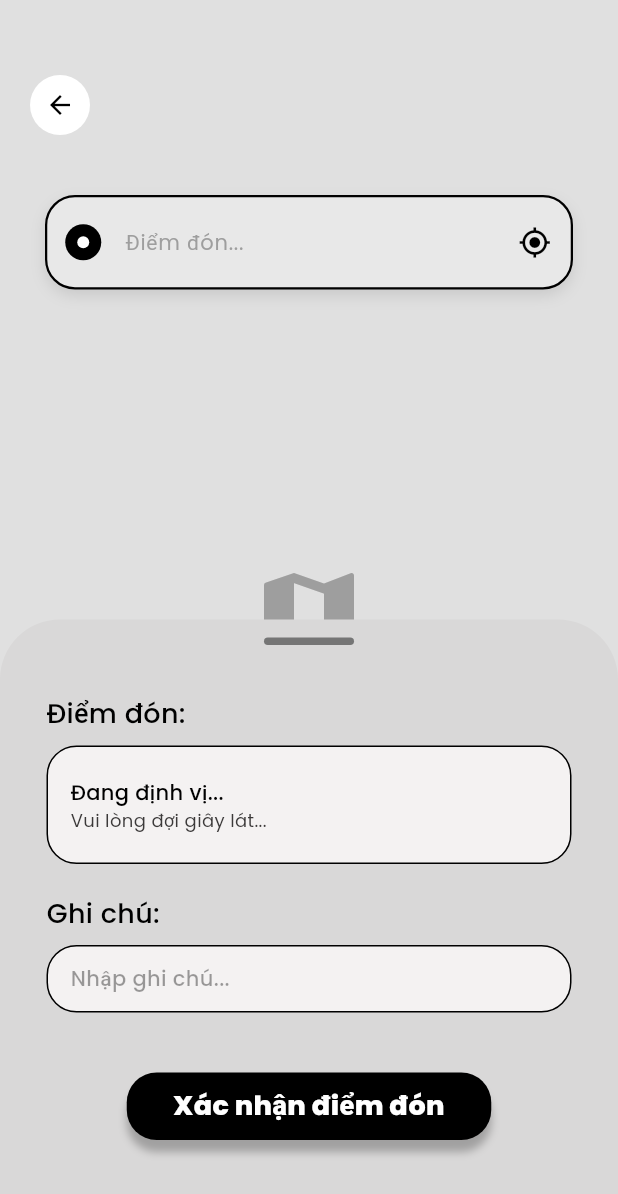
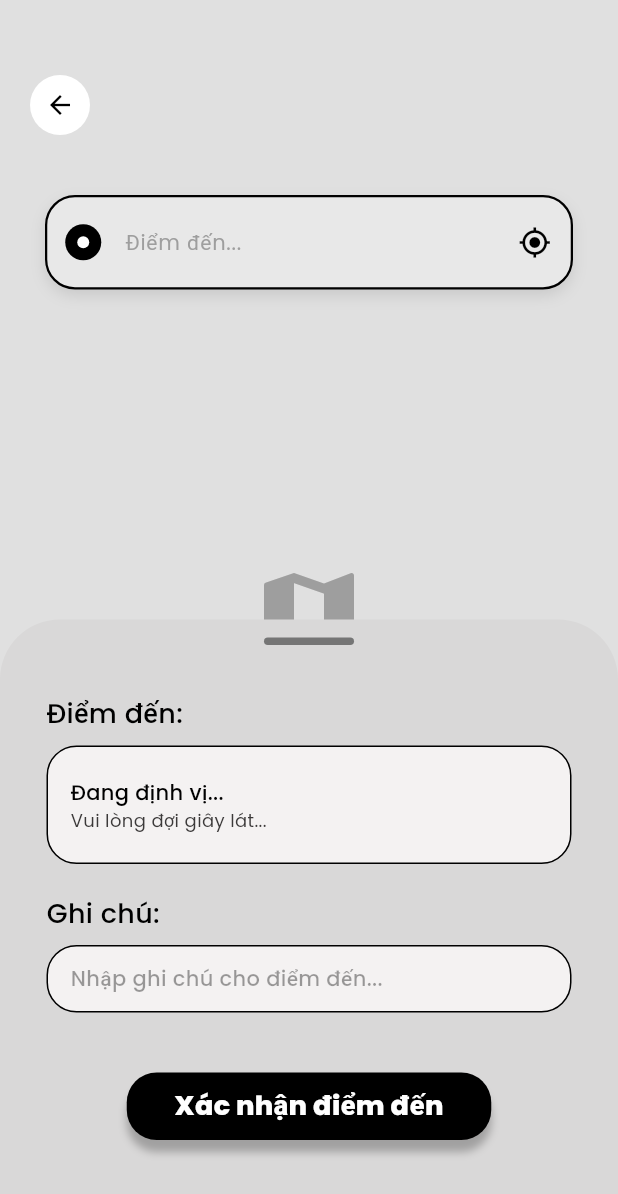
Before and after one commit to nguyentrungchihao8809/fontend-Dhay, a Flutter app: the screen it shows after launch, on a phone screen of 412 x 824 dp. Shown: the top 1194 px of the screen. Run offline on Flutter 3.47's test engine with Material 3 defaults, Android fonts, the phone set to English and light mode, and no system bars; our stand-ins replace dartz, dio, equatable, firebase_core, firebase_messaging, flutter_bloc and 3 more; accounts and stored records are empty.

Commit message:
destination_lct

```diff
--- /dev/null
+++ b/lib/features/destination_lct/data/datasources/destination_remote_datasource.dart
@@ -0,0 +1,26 @@
+// lib/features/destination_lct/data/datasources/destination_remote_datasource.dart
+import '../../../../core/errors/exceptions.dart';
+import '../models/location_model.dart';
+
+abstract class DestinationRemoteDataSource {
+  Future<LocationModel> getAddressFromCoords(double lat, double lng);
+}
+
+class DestinationRemoteDataSourceImpl implements DestinationRemoteDataSource {
+  @override
+  Future<LocationModel> getAddressFromCoords(double lat, double lng) async {
+    try {
+      // Giả lập lấy dữ liệu cho điểm đến
+      await Future.delayed(const Duration(seconds: 1));
+
+      // Bạn có thể đổi địa chỉ giả lập khác để phân biệt với điểm đón
+      return const LocationModel(
+        name: "Bitexco Financial Tower",
+        address: "2 Hải Triều, Bến Nghé, Quận 1, TP.HCM",
+      );
+    } catch (e) {
+      // Giữ nguyên logic xử lý lỗi của bạn
+      throw ServerException(message: "Không thể lấy địa chỉ điểm đến từ bản đồ");
+    }
+  }
+}
--- /dev/null
+++ b/lib/features/destination_lct/data/models/location_model.dart
@@ -0,0 +1,23 @@
+import '../../domain/entities/location_entity.dart';
+
+class LocationModel extends LocationEntity {
+  const LocationModel({
+    required super.name,
+    required super.address,
+  });
+
+  factory LocationModel.fromJson(Map<String, dynamic> json) {
+    return LocationModel(
+      name: json['name'] ?? '',
+      address: json['address'] ?? '',
+    );
+  }
+
+  // Bạn có thể thêm hàm toJson nếu sau này cần gửi dữ liệu lên Server
+  Map<String, dynamic> toJson() {
+    return {
+      'name': name,
+      'address': address,
+    };
+  }
+}
--- /dev/null
+++ b/lib/features/destination_lct/data/repositories/destination_repository_impl.dart
@@ -0,0 +1,27 @@
+import 'package:dartz/dartz.dart';
+import '../../../../core/errors/exceptions.dart';
+import '../../../../core/errors/failures.dart';
+import '../../domain/entities/location_entity.dart';
+import '../../domain/repositories/destination_repository.dart';
+import '../datasources/destination_remote_datasource.dart';
+
+// Đã đổi tên từ PickupRepositoryImpl thành DestinationRepositoryImpl
+class DestinationRepositoryImpl implements DestinationRepository {
+  final DestinationRemoteDataSource remoteDataSource;
+
+  DestinationRepositoryImpl({required this.remoteDataSource});
+
+  @override
+  Future<Either<Failure, LocationEntity>> getAddressFromCoords(double lat, double lng) async {
+    try {
+      // Gọi đến DestinationRemoteDataSource
+      final remoteLocation = await remoteDataSource.getAddressFromCoords(lat, lng);
+      return Right(remoteLocation);
+    } on ServerException catch (e) {
+      // Trả về ServerFailure cho điểm đến
+      return Left(ServerFailure(e.message ?? "Lỗi kết nối Server khi lấy địa chỉ đến"));
+    } catch (e) {
+      return Left(ServerFailure("Lỗi phát sinh không xác định tại điểm đến"));
+    }
+  }
+}
--- /dev/null
+++ b/lib/features/destination_lct/domain/entities/location_entity.dart
@@ -0,0 +1,11 @@
+import 'package:equatable/equatable.dart';
+
+class LocationEntity extends Equatable {
+  final String name;
+  final String address;
+
+  const LocationEntity({required this.name, required this.address});
+
+  @override
+  List<Object?> get props => [name, address];
+}
--- /dev/null
+++ b/lib/features/destination_lct/domain/repositories/destination_repository.dark.dart
@@ -0,0 +1,8 @@
+import 'package:dartz/dartz.dart';
+import '../../../../core/errors/failures.dart';
+// Đảm bảo đường dẫn này trỏ đúng vào file entity trong thư mục destination_lct
+import '../entities/location_entity.dart';
+
+abstract class DestinationRepository {
+  Future<Either<Failure, LocationEntity>> getAddressFromCoords(double lat, double lng);
+}
--- /dev/null
+++ b/lib/features/destination_lct/domain/repositories/destination_repository.dart
@@ -0,0 +1,7 @@
+import 'package:dartz/dartz.dart';
+import '../../../../core/errors/failures.dart'; // Đảm bảo đúng thư mục 'errors' có s
+import '../entities/location_entity.dart';
+
+abstract class DestinationRepository {
+  Future<Either<Failure, LocationEntity>> getAddressFromCoords(double lat, double lng);
+}
--- /dev/null
+++ b/lib/features/destination_lct/presentation/bloc/destination_bloc.dart
@@ -0,0 +1,47 @@
+import 'package:flutter_bloc/flutter_bloc.dart';
+import '../../domain/repositories/destination_repository.dart';
+
+// --- Events ---
+abstract class DestinationEvent {} // Đổi tên
+
+class DestinationMapCameraMoved extends DestinationEvent { // Đổi tên
+  final double lat;
+  final double lng;
+  DestinationMapCameraMoved(this.lat, this.lng);
+}
+
+// --- States ---
+abstract class DestinationState {} // Đổi tên
+
+class DestinationInitial extends DestinationState {}
+
+class DestinationLoading extends DestinationState {}
+
+class DestinationLoaded extends DestinationState {
+  final String name;
+  final String address;
+  DestinationLoaded(this.name, this.address);
+}
+
+class DestinationError extends DestinationState {
+  final String message;
+  DestinationError(this.message);
+}
+
+// --- Bloc ---
+class DestinationBloc extends Bloc<DestinationEvent, DestinationState> {
+  final DestinationRepository repository; // Đã trỏ đúng vào DestinationRepository
+
+  DestinationBloc(this.repository) : super(DestinationInitial()) {
+    on<DestinationMapCameraMoved>((event, emit) async {
+      emit(DestinationLoading());
+
+      final result = await repository.getAddressFromCoords(event.lat, event.lng);
+
+      result.fold(
+            (failure) => emit(DestinationError(failure.message)),
+            (location) => emit(DestinationLoaded(location.name, location.address)),
+      );
+    });
+  }
+}
--- /dev/null
+++ b/lib/features/destination_lct/presentation/pages/destination_lct_page.dart
@@ -0,0 +1,166 @@
+import 'package:flutter/material.dart';
+import 'package:flutter_bloc/flutter_bloc.dart';
+import 'package:google_fonts/google_fonts.dart';
+import '../../../../core/widgets/custom_text_field.dart';
+import '../bloc/destination_bloc.dart'; // Đã đổi sang DestinationBloc
+
+class DestinationLctPage extends StatelessWidget {
+  const DestinationLctPage({super.key});
+
+  @override
+  Widget build(BuildContext context) {
+    return Scaffold(
+      backgroundColor: Colors.white,
+      body: Stack(
+        children: [
+          // 1. Bản đồ giả lập (Background)
+          Container(
+            width: double.infinity,
+            height: double.infinity,
+            color: const Color(0xFFE0E0E0),
+            child: const Center(
+                child: Icon(Icons.map, size: 80, color: Colors.grey)
+            ),
+          ),
+
+          // 2. Nút Quay lại - Đồng nhất với Find Trip
+          Positioned(
+            top: 50,
+            left: 20,
+            child: CircleAvatar(
+              backgroundColor: Colors.white,
+              radius: 20,
+              child: IconButton(
+                icon: const Icon(Icons.arrow_back, color: Colors.black, size: 20),
+                onPressed: () => Navigator.pop(context),
+              ),
+            ),
+          ),
+
+          // 3. Thanh tìm kiếm - Đổi thành "Điểm đến"
+          Positioned(
+            top: 130,
+            left: 30,
+            right: 30,
+            child: CustomTextField(
+              hintText: "Điểm đến...", // ĐÃ ĐỔI
+              prefixIcon: _buildMapDot(),
+              suffixIcon: const Icon(Icons.my_location, color: Colors.black, size: 22),
+            ),
+          ),
+
+          // 4. Panel Thông tin phía dưới
+          Align(
+            alignment: Alignment.bottomCenter,
+            child: _buildBottomPanel(),
+          ),
+        ],
+      ),
+    );
+  }
+
+  Widget _buildBottomPanel() {
+    return Container(
+      height: 411,
+      width: double.infinity,
+      decoration: const BoxDecoration(
+        color: Color(0xFFD9D8D8),
+        borderRadius: BorderRadius.vertical(top: Radius.circular(40)),
+      ),
+      padding: const EdgeInsets.symmetric(horizontal: 31),
+      child: BlocBuilder<DestinationBloc, DestinationState>( // ĐÃ ĐỔI SANG DESTINATION
+        builder: (context, state) {
+          String name = "Đang định vị...";
+          String addr = "Vui lòng đợi giây lát...";
+
+          if (state is DestinationLoaded) { // ĐÃ ĐỔI STATE
+            name = state.name;
+            addr = state.address;
+          }
+          if (state is DestinationError) { // ĐÃ ĐỔI STATE
+            name = "Lỗi kết nối";
+            addr = state.message;
+          }
+
+          return Column(
+            crossAxisAlignment: CrossAxisAlignment.start,
+            children: [
+              const SizedBox(height: 12),
+              Center(
+                child: Container(
+                  width: 60, height: 5,
+                  decoration: BoxDecoration(
+                    color: Colors.grey[600],
+                    borderRadius: BorderRadius.circular(2.5),
+                  ),
+                ),
+              ),
+              const SizedBox(height: 33),
+              _labelText("Điểm đến:"), // ĐÃ ĐỔI
+              _infoCard(name, addr, 79),
+              const SizedBox(height: 20),
+              _labelText("Ghi chú:"),
+              _infoCard("Nhập ghi chú cho điểm đến...", "", 45, isHint: true), // ĐÃ ĐỔI
+              const SizedBox(height: 40),
+              _buildConfirmButton(),
+            ],
+          );
+        },
+      ),
+    );
+  }
+
+  Widget _labelText(String text) => Padding(
+    padding: const EdgeInsets.only(bottom: 8),
+    child: Text(
+        text,
+        style: GoogleFonts.poppins(fontSize: 18, fontWeight: FontWeight.w500, color: Colors.black)
+    ),
+  );
+
+  Widget _infoCard(String t1, String t2, double h, {bool isHint = false}) {
+    return Container(
+      height: h, width: double.infinity,
+      padding: const EdgeInsets.symmetric(horizontal: 15),
+      decoration: BoxDecoration(
+        color: const Color(0xFFF4F2F2),
+        border: Border.all(color: Colors.black),
+        borderRadius: BorderRadius.circular(20),
+      ),
+      child: Column(
+        mainAxisAlignment: MainAxisAlignment.center,
+        crossAxisAlignment: CrossAxisAlignment.start,
+        children: [
+          Text(t1, style: GoogleFonts.poppins(fontSize: 14, fontWeight: FontWeight.w500, color: isHint ? Colors.black38 : Colors.black)),
+          if (t2.isNotEmpty)
+            Text(t2, style: GoogleFonts.poppins(fontSize: 12, color: const Color(0xFF3B3939)), maxLines: 2, overflow: TextOverflow.ellipsis),
+        ],
+      ),
+    );
+  }
+
+  Widget _buildConfirmButton() => Center(
+    child: Container(
+      width: 243, height: 45,
+      decoration: BoxDecoration(
+        color: Colors.black,
+        borderRadius: BorderRadius.circular(20),
+        boxShadow: const [BoxShadow(color: Colors.black26, offset: Offset(0, 8), blurRadius: 4)],
+      ),
+      child: Center(
+        child: Text(
+            "Xác nhận điểm đến", // ĐÃ ĐỔI
+            style: GoogleFonts.poppins(color: Colors.white, fontSize: 18, fontWeight: FontWeight.w800)
+        ),
+      ),
+    ),
+  );
+
+  Widget _buildMapDot() => Container(
+    width: 20, height: 20,
+    decoration: const BoxDecoration(color: Colors.black, shape: BoxShape.circle),
+    child: Center(
+      child: Container(width: 8, height: 8, decoration: const BoxDecoration(color: Colors.white, shape: BoxShape.circle)),
+    ),
+  );
+}
--- a/lib/main.dart
+++ b/lib/main.dart
@@ -20,6 +20,7 @@ import 'features/home_driver/presentation/pages/home_driver_page.dart';
 import 'features/auth/presentation/pages/intro1_page.dart';
 import 'features/find_trip/presentation/pages/find_trip_page.dart';
 import 'features/pickup_lct/presentation/pages/pickup_lct_page.dart'; // THÊM MỚI PICKUP PAGE
+import 'features/destination_lct/presentation/pages/destination_lct_page.dart'; // [UPDATE] Thêm Destination Page
 
 // 3. Logic & Data (Auth)
 import 'features/auth/data/datasources/auth_remote_data_source.dart';
@@ -51,6 +52,12 @@ import 'features/pickup_lct/data/datasources/pickup_remote_datasource.dart';
 import 'features/pickup_lct/data/repositories/pickup_repository_impl.dart';
 import 'features/pickup_lct/domain/repositories/pickup_repository.dart';
 import 'features/pickup_lct/presentation/bloc/pickup_bloc.dart';
+
+// 8. Logic & Data (Destination LCT) - [UPDATE] Thêm imports
+import 'features/destination_lct/data/datasources/destination_remote_datasource.dart';
+import 'features/destination_lct/data/repositories/destination_repository_impl.dart';
+import 'features/destination_lct/domain/repositories/destination_repository.dart';
+import 'features/destination_lct/presentation/bloc/destination_bloc.dart';
 
 void main() async {
   WidgetsFlutterBinding.ensureInitialized();
@@ -86,6 +93,12 @@ void main() async {
     remoteDataSource: pickupRemoteDataSource,
   );
 
+  // --- Khởi tạo Destination LCT - [UPDATE] Khởi tạo repository
+  final destinationRemoteDataSource = DestinationRemoteDataSourceImpl();
+  final destinationRepository = DestinationRepositoryImpl(
+    remoteDataSource: destinationRemoteDataSource,
+  );
+
   // --- Khởi tạo Register Driver & Local Data ---
   final driverRemoteDataSource = DriverRemoteDataSourceImpl(client: httpClient);
   final driverLocalDataSource = DriverLocalDataSourceImpl(sharedPreferences: sharedPreferences);
@@ -109,6 +122,7 @@ void main() async {
     checkDriverStatusUseCase: checkDriverStatusUseCase,
     findTripRepository: findTripRepository,
     pickupRepository: pickupRepository, // TRUYỀN THÊM VÀO
+    destinationRepository: destinationRepository, // [UPDATE] Truyền vào MyApp
     isDriver: isDriver,
   ));
 }
@@ -131,6 +145,7 @@ class MyApp extends StatelessWidget {
   final CheckDriverStatusUseCase checkDriverStatusUseCase;
   final TripRepository findTripRepository;
   final PickupRepository pickupRepository; // KHAI BÁO THÊM
+  final DestinationRepository destinationRepository; // [UPDATE] Khai báo DestinationRepository
   final bool isDriver;
 
   const MyApp({
@@ -141,6 +156,7 @@ class MyApp extends StatelessWidget {
     required this.checkDriverStatusUseCase,
     required this.findTripRepository,
     required this.pickupRepository, // THÊM VÀO CONSTRUCTOR
+    required this.destinationRepository, // [UPDATE] Thêm vào constructor
     required this.isDriver,
   });
 
@@ -170,6 +186,10 @@ class MyApp extends StatelessWidget {
         BlocProvider(
           create: (context) => PickupBloc(pickupRepository),
         ),
+        // [UPDATE] Thêm Bloc cho Destination
+        BlocProvider(
+          create: (context) => DestinationBloc(destinationRepository),
+        ),
       ],
       child: MaterialApp(
         title: 'DHAY Driver',
@@ -181,7 +201,7 @@ class MyApp extends StatelessWidget {
           scaffoldBackgroundColor: AppColors.background,
           fontFamily: 'Poppins',
         ),
-        initialRoute: '/pickup_lct',
+        initialRoute: '/destination_lct',
 
         routes: {
           '/intro': (context) => const IntroPage(),
@@ -193,6 +213,7 @@ class MyApp extends StatelessWidget {
           '/create_trip': (context) => const CreateTripPage(),
           '/find_trip': (context) => const FindTripPage(),
           '/pickup_lct': (context) => const PickupLctPage(), // THÊM ROUTE CHO TRANG MỚI
+          '/destination_lct': (context) => const DestinationLctPage(), // [UPDATE] Thêm Route Destination
         },
       ),
     );
```
